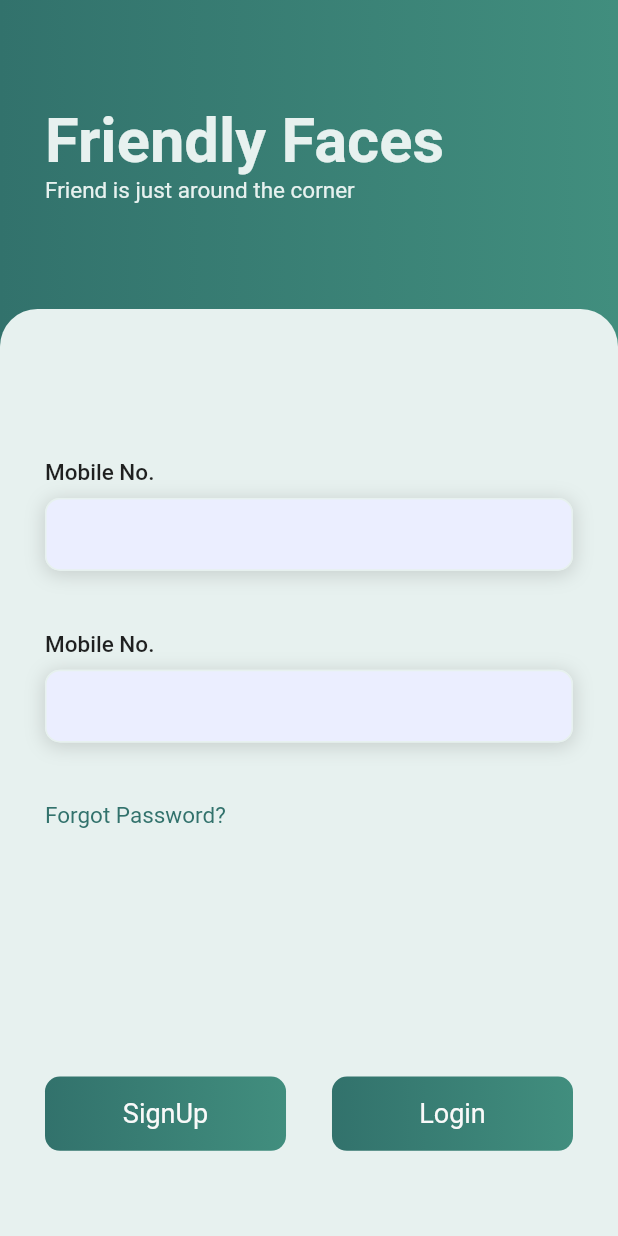
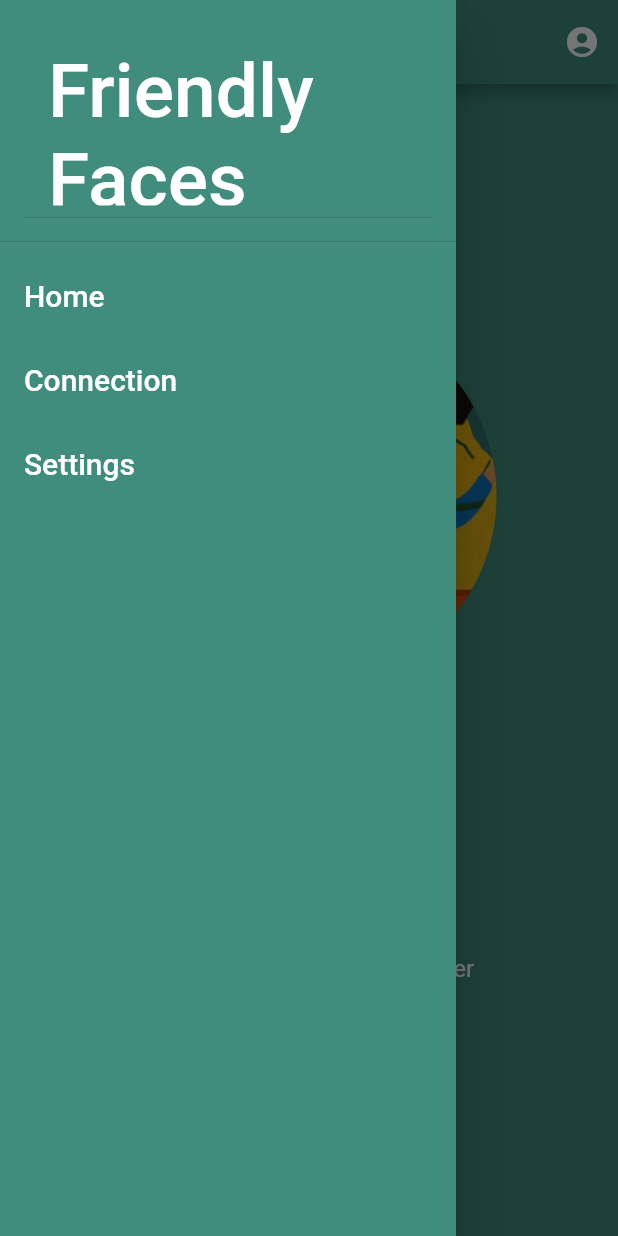
Before and after one commit to m0hit-kumar/Friendly-Faces, a Flutter app: the screen it shows after launch, with the side drawer open (before the commit the screen has no drawer), on a phone screen of 412 x 824 dp. Run offline on Flutter 3.47's test engine with Material 2 defaults, Android fonts, the light colour scheme and no system bars; our stand-ins replace firebase_core, get; accounts and stored records are empty.

Commit message:
Home page created

```diff
--- a/lib/main.dart
+++ b/lib/main.dart
@@ -1,6 +1,9 @@
 import 'package:firebase_core/firebase_core.dart';
 import 'package:flutter/material.dart';
 import 'package:friendly_faces/pages/auth/auth_page.dart';
+import 'package:friendly_faces/pages/dashboard/Signup.dart';
+import 'package:friendly_faces/pages/dashboard/home.dart';
+import 'package:friendly_faces/pages/dashboard/homepage.dart';
 import 'package:get/get.dart';
 
 import 'firebase_options.dart';
@@ -20,10 +23,13 @@ class MyApp extends StatelessWidget {
   @override
   Widget build(BuildContext context) {
     return GetMaterialApp(
-      initialRoute: "/home",
+      initialRoute: "/home1",
       debugShowCheckedModeBanner: false,
       getPages: [
         GetPage(name: '/home', page: () => const AuthPage()),
+        GetPage(name: '/done', page: () => const Done()),
+        GetPage(name: '/practice', page: () => const Practice()),
+        GetPage(name: '/home1', page: () => const Home())
       ],
     );
   }
--- /dev/null
+++ b/lib/pages/dashboard/home.dart
@@ -0,0 +1,87 @@
+import 'package:flutter/material.dart';
+
+class Home extends StatelessWidget {
+  const Home({super.key});
+
+  @override
+  Widget build(BuildContext context) {
+    // TODO: implement build
+    final Pink =Color(0xFFF8E4EA);
+    final darkPink=Color(0xFFF1286B);
+    final maroon=Color(0xFFB72C41);
+    final babyPink=Color(0xFFFB5E9A);
+    final cream=Color(0xFFDE9E3D);
+
+    return Scaffold(
+      backgroundColor: Color.fromRGBO(64, 140, 125, 1),
+      appBar: AppBar(
+          backgroundColor: Color.fromRGBO(64, 140, 125, 1),
+          title: Text('Nirajan Singh'),
+          // leading: const Icon(
+          //   Icons.menu,
+          // ),
+
+          actions: <Widget>[
+            IconButton(
+              onPressed: () {},
+              icon: const Icon(
+                Icons.account_circle,
+                color: Colors.white,
+              ),
+            )
+          ]),
+      drawer: Drawer(
+        backgroundColor: const Color.fromRGBO(64, 140, 125, 1),
+        // ignore: prefer_const_literals_to_create_immutables
+        child: ListView(children: [
+          // ignore: prefer_const_constructors
+          DrawerHeader(
+              child: const DrawerHeader(
+                  child: Text(
+            "Friendly Faces",
+            style: TextStyle(color: Colors.white, fontSize: 50),
+          ))),
+          const ListTile(
+            title: Text("Home",
+                style: TextStyle(color: Colors.white, fontSize: 20)),
+          ),
+          const ListTile(
+              title: Text("Connection",
+                  style: TextStyle(color: Colors.white, fontSize: 20))),
+          const ListTile(
+              title: Text("Settings",
+                  style: TextStyle(color: Colors.white, fontSize: 20)))
+        ]),
+      ),
+      body: Column(
+        children: [
+          SizedBox(
+            height: 550,
+            child: Center(
+              child: ClipOval(
+                child: Image.asset(
+                  'assets/images/project-icon.jpg',
+                  height: 250,
+                  width: 250,
+                  fit: BoxFit.cover,
+                ),
+              ),
+            ),
+          ),
+
+
+          Container(
+            child: const SizedBox(
+              child: Text(
+                "Friendly Faces",
+                style: TextStyle(color: Colors.white, fontSize: 26),
+              ),
+            ),
+          ),
+          const Text("Friend is just around the corner",
+              style: TextStyle(color: Colors.white, fontSize: 16))
+        ],
+      ),
+    );
+  }
+}
--- a/pubspec.yaml
+++ b/pubspec.yaml
@@ -59,7 +59,8 @@ flutter:
   # included with your application, so that you can use the icons in
   # the material Icons class.
   uses-material-design: true
-
+  assets:
+       - assets/images/project-icon.jpg
   # To add assets to your application, add an assets section, like this:
   # assets:
   #   - images/a_dot_burr.jpeg
```
Also changed, not shown: lib/pages/auth/auth_page.dart (+6 -2 lines), lib/pages/dashboard/Signup.dart (added, +101 -0 lines), lib/pages/dashboard/homepage.dart (added, +67 -0 lines), assets/images/project-icon.jpg (added).
